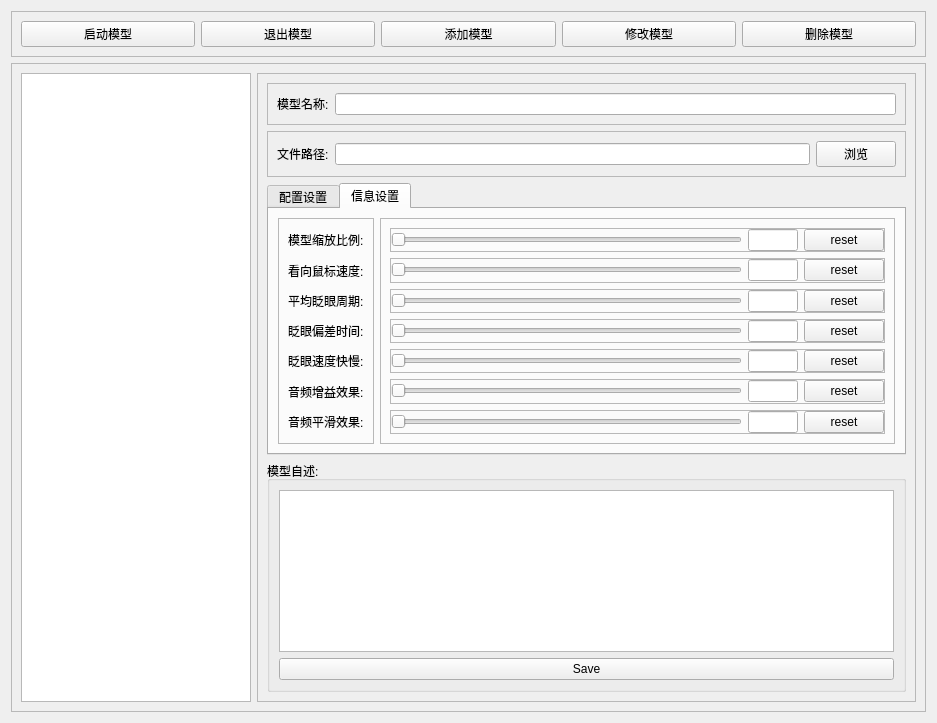
log159/LogChat, file LogGpt/setlive2ddialogwidget.ui: the form before one commit.
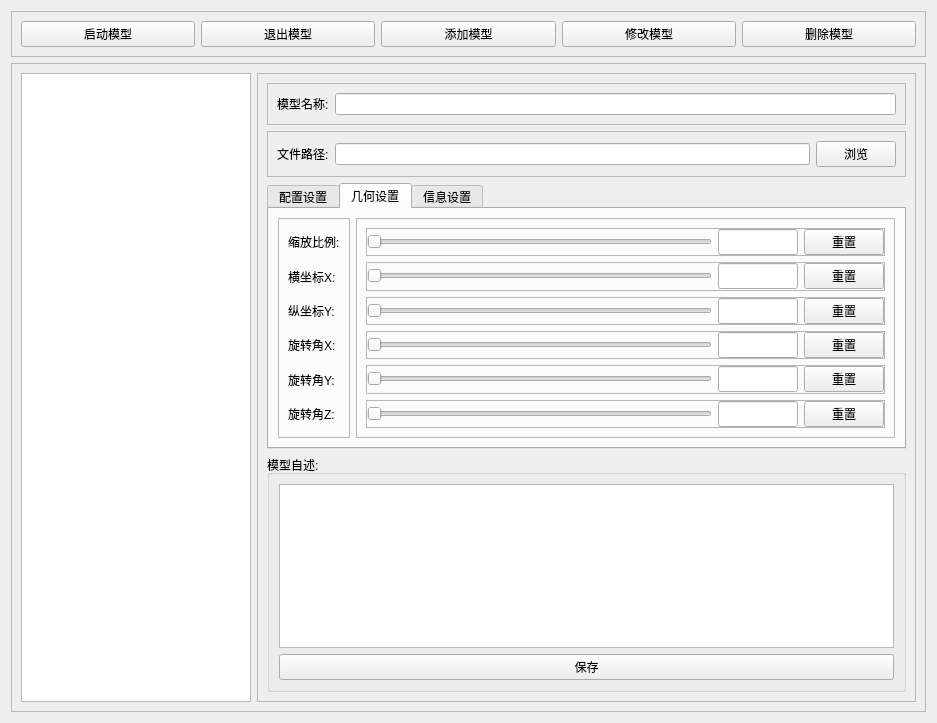
The form after the commit. The open tabs and pages were chosen to show the change.

Patch:
```diff
--- a/LogGpt/setlive2ddialogwidget.ui
+++ b/LogGpt/setlive2ddialogwidget.ui
@@ -260,6 +260,403 @@
              </item>
             </layout>
            </widget>
+           <widget class="QWidget" name="tab_geometry">
+            <attribute name="title">
+             <string>几何设置</string>
+            </attribute>
+            <layout class="QHBoxLayout" name="horizontalLayout_5">
+             <item>
+              <widget class="QFrame" name="frame_geometry_label">
+               <property name="frameShape">
+                <enum>QFrame::StyledPanel</enum>
+               </property>
+               <property name="frameShadow">
+                <enum>QFrame::Raised</enum>
+               </property>
+               <layout class="QVBoxLayout" name="verticalLayout_7">
+                <item>
+                 <widget class="QLabel" name="label_model_size">
+                  <property name="text">
+                   <string>缩放比例:</string>
+                  </property>
+                 </widget>
+                </item>
+                <item>
+                 <widget class="QLabel" name="label_model_X">
+                  <property name="text">
+                   <string>横坐标X:</string>
+                  </property>
+                 </widget>
+                </item>
+                <item>
+                 <widget class="QLabel" name="label_model_Y">
+                  <property name="text">
+                   <string>纵坐标Y:</string>
+                  </property>
+                 </widget>
+                </item>
+                <item>
+                 <widget class="QLabel" name="label_model_RX">
+                  <property name="text">
+                   <string>旋转角X:</string>
+                  </property>
+                 </widget>
+                </item>
+                <item>
+                 <widget class="QLabel" name="label_model_RY">
+                  <property name="text">
+                   <string>旋转角Y:</string>
+                  </property>
+                 </widget>
+                </item>
+                <item>
+                 <widget class="QLabel" name="label_model_RZ">
+                  <property name="text">
+                   <string>旋转角Z:</string>
+                  </property>
+                 </widget>
+                </item>
+               </layout>
+              </widget>
+             </item>
+             <item>
+              <widget class="QFrame" name="frame_geometry_zoom">
+               <property name="frameShape">
+                <enum>QFrame::StyledPanel</enum>
+               </property>
+               <property name="frameShadow">
+                <enum>QFrame::Raised</enum>
+               </property>
+               <layout class="QVBoxLayout" name="verticalLayout_8">
+                <item>
+                 <widget class="QFrame" name="frame_zoom_model_size">
+                  <property name="frameShape">
+                   <enum>QFrame::StyledPanel</enum>
+                  </property>
+                  <property name="frameShadow">
+                   <enum>QFrame::Raised</enum>
+                  </property>
+                  <layout class="QGridLayout" name="gridLayout_18">
+                   <property name="leftMargin">
+                    <number>0</number>
+                   </property>
+                   <property name="topMargin">
+                    <number>0</number>
+                   </property>
+                   <property name="rightMargin">
+                    <number>0</number>
+                   </property>
+                   <property name="bottomMargin">
+                    <number>0</number>
+                   </property>
+                   <item row="0" column="1">
+                    <widget class="QLineEdit" name="lineEdit_zoom_model_size">
+                     <property name="maximumSize">
+                      <size>
+                       <width>80</width>
+                       <height>100</height>
+                      </size>
+                     </property>
+                    </widget>
+                   </item>
+                   <item row="0" column="0">
+                    <widget class="QSlider" name="horizontalSlider_zoom_model_size">
+                     <property name="minimumSize">
+                      <size>
+                       <width>100</width>
+                       <height>0</height>
+                      </size>
+                     </property>
+                     <property name="orientation">
+                      <enum>Qt::Horizontal</enum>
+                     </property>
+                    </widget>
+                   </item>
+                   <item row="0" column="2">
+                    <widget class="QPushButton" name="pushButton_zoom_model_size">
+                     <property name="text">
+                      <string>重置</string>
+                     </property>
+                    </widget>
+                   </item>
+                  </layout>
+                 </widget>
+                </item>
+                <item>
+                 <widget class="QFrame" name="frame_zoom_model_X">
+                  <property name="frameShape">
+                   <enum>QFrame::StyledPanel</enum>
+                  </property>
+                  <property name="frameShadow">
+                   <enum>QFrame::Raised</enum>
+                  </property>
+                  <layout class="QGridLayout" name="gridLayout_20">
+                   <property name="leftMargin">
+                    <number>0</number>
+                   </property>
+                   <property name="topMargin">
+                    <number>0</number>
+                   </property>
+                   <property name="rightMargin">
+                    <number>0</number>
+                   </property>
+                   <property name="bottomMargin">
+                    <number>0</number>
+                   </property>
+                   <item row="0" column="1">
+                    <widget class="QLineEdit" name="lineEdit_zoom_model_X">
+                     <property name="maximumSize">
+                      <size>
+                       <width>80</width>
+                       <height>100</height>
+                      </size>
+                     </property>
+                    </widget>
+                   </item>
+                   <item row="0" column="0">
+                    <widget class="QSlider" name="horizontalSlider_zoom_model_X">
+                     <property name="minimumSize">
+                      <size>
+                       <width>100</width>
+                       <height>0</height>
+                      </size>
+                     </property>
+                     <property name="orientation">
+                      <enum>Qt::Horizontal</enum>
+                     </property>
+                    </widget>
+                   </item>
+                   <item row="0" column="2">
+                    <widget class="QPushButton" name="pushButton_zoom_model_X">
+                     <property name="text">
+                      <string>重置</string>
+                     </property>
+                    </widget>
+                   </item>
+                  </layout>
+                 </widget>
+                </item>
+                <item>
+                 <widget class="QFrame" name="frame_zoom_model_Y">
+                  <property name="frameShape">
+                   <enum>QFrame::StyledPanel</enum>
+                  </property>
+                  <property name="frameShadow">
+                   <enum>QFrame::Raised</enum>
+                  </property>
+                  <layout class="QGridLayout" name="gridLayout_22">
+                   <property name="leftMargin">
+                    <number>0</number>
+                   </property>
+                   <property name="topMargin">
+                    <number>0</number>
+                   </property>
+                   <property name="rightMargin">
+                    <number>0</number>
+                   </property>
+                   <property name="bottomMargin">
+                    <number>0</number>
+                   </property>
+                   <item row="0" column="1">
+                    <widget class="QLineEdit" name="lineEdit_zoom_model_Y">
+                     <property name="maximumSize">
+                      <size>
+                       <width>80</width>
+                       <height>100</height>
+                      </size>
+                     </property>
+                    </widget>
+                   </item>
+                   <item row="0" column="0">
+                    <widget class="QSlider" name="horizontalSlider_zoom_model_Y">
+                     <property name="minimumSize">
+                      <size>
+                       <width>100</width>
+                       <height>0</height>
+                      </size>
+                     </property>
+                     <property name="orientation">
+                      <enum>Qt::Horizontal</enum>
+                     </property>
+                    </widget>
+                   </item>
+                   <item row="0" column="2">
+                    <widget class="QPushButton" name="pushButton_zoom_model_Y">
+                     <property name="text">
+                      <string>重置</string>
+                     </property>
+                    </widget>
+                   </item>
+                  </layout>
+                 </widget>
+                </item>
+                <item>
+                 <widget class="QFrame" name="frame_zoom_model_RX">
+                  <property name="frameShape">
+                   <enum>QFrame::StyledPanel</enum>
+                  </property>
+                  <property name="frameShadow">
+                   <enum>QFrame::Raised</enum>
+                  </property>
+                  <layout class="QGridLayout" name="gridLayout_24">
+                   <property name="leftMargin">
+                    <number>0</number>
+                   </property>
+                   <property name="topMargin">
+                    <number>0</number>
+                   </property>
+                   <property name="rightMargin">
+                    <number>0</number>
+                   </property>
+                   <property name="bottomMargin">
+                    <number>0</number>
+                   </property>
+                   <item row="0" column="2">
+                    <widget class="QPushButton" name="pushButton_zoom_model_RX">
+                     <property name="text">
+                      <string>重置</string>
+                     </property>
+                    </widget>
+                   </item>
+                   <item row="0" column="0">
+                    <widget class="QSlider" name="horizontalSlider_zoom_model_RX">
+                     <property name="minimumSize">
+                      <size>
+                       <width>100</width>
+                       <height>0</height>
+                      </size>
+                     </property>
+                     <property name="orientation">
+                      <enum>Qt::Horizontal</enum>
+                     </property>
+                    </widget>
+                   </item>
+                   <item row="0" column="1">
+                    <widget class="QLineEdit" name="lineEdit_zoom_model_RX">
+                     <property name="maximumSize">
+                      <size>
+                       <width>80</width>
+                       <height>100</height>
+                      </size>
+                     </property>
+                    </widget>
+                   </item>
+                  </layout>
+                 </widget>
+                </item>
+                <item>
+                 <widget class="QFrame" name="frame_zoom_model_RY">
+                  <property name="frameShape">
+                   <enum>QFrame::StyledPanel</enum>
+                  </property>
+                  <property name="frameShadow">
+                   <enum>QFrame::Raised</enum>
+                  </property>
+                  <layout class="QGridLayout" name="gridLayout_25">
+                   <property name="leftMargin">
+                    <number>0</number>
+                   </property>
+                   <property name="topMargin">
+                    <number>0</number>
+                   </property>
+                   <property name="rightMargin">
+                    <number>0</number>
+                   </property>
+                   <property name="bottomMargin">
+                    <number>0</number>
+                   </property>
+                   <item row="0" column="1">
+                    <widget class="QLineEdit" name="lineEdit_zoom_model_RY">
+                     <property name="maximumSize">
+                      <size>
+                       <width>80</width>
+                       <height>100</height>
+                      </size>
+                     </property>
+                    </widget>
+                   </item>
+                   <item row="0" column="0">
+                    <widget class="QSlider" name="horizontalSlider_zoom_model_RY">
+                     <property name="minimumSize">
+                      <size>
+                       <width>100</width>
+                       <height>0</height>
+                      </size>
+                     </property>
+                     <property name="orientation">
+                      <enum>Qt::Horizontal</enum>
+                     </property>
+                    </widget>
+                   </item>
+                   <item row="0" column="2">
+                    <widget class="QPushButton" name="pushButton_zoom_model_RY">
+                     <property name="text">
+                      <string>重置</string>
+                     </property>
+                    </widget>
+                   </item>
+                  </layout>
+                 </widget>
+                </item>
+                <item>
+                 <widget class="QFrame" name="frame_zoom_model_RZ">
+                  <property name="frameShape">
+                   <enum>QFrame::StyledPanel</enum>
+                  </property>
+                  <property name="frameShadow">
+                   <enum>QFrame::Raised</enum>
+                  </property>
+                  <layout class="QGridLayout" name="gridLayout_23">
+                   <property name="leftMargin">
+                    <number>0</number>
+                   </property>
+                   <property name="topMargin">
+                    <number>0</number>
+                   </property>
+                   <property name="rightMargin">
+                    <number>0</number>
+                   </property>
+                   <property name="bottomMargin">
+                    <number>0</number>
+                   </property>
+                   <item row="0" column="1">
+                    <widget class="QLineEdit" name="lineEdit_zoom_model_RZ">
+                     <property name="maximumSize">
+                      <size>
+                       <width>80</width>
+                       <height>100</height>
+                      </size>
+                     </property>
+                    </widget>
+                   </item>
+                   <item row="0" column="0">
+                    <widget class="QSlider" name="horizontalSlider_zoom_model_RZ">
+                     <property name="minimumSize">
+                      <size>
+                       <width>100</width>
+                       <height>0</height>
+                      </size>
+                     </property>
+                     <property name="orientation">
+                      <enum>Qt::Horizontal</enum>
+                     </property>
+                    </widget>
+                   </item>
+                   <item row="0" column="2">
+                    <widget class="QPushButton" name="pushButton_zoom_model_RZ">
+                     <property name="text">
+                      <string>重置</string>
+                     </property>
+                    </widget>
+                   </item>
+                  </layout>
+                 </widget>
+                </item>
+               </layout>
+              </widget>
+             </item>
+            </layout>
+           </widget>
            <widget class="QWidget" name="tab_information">
             <attribute name="title">
              <string>信息设置</string>
@@ -280,13 +677,6 @@
                 <enum>QFrame::Raised</enum>
                </property>
                <layout class="QVBoxLayout" name="verticalLayout_5">
-                <item>
-                 <widget class="QLabel" name="label_model_size">
-                  <property name="text">
-                   <string>模型缩放比例:</string>
-                  </property>
-                 </widget>
-                </item>
                 <item>
                  <widget class="QLabel" name="label_mouse_speed">
                   <property name="text">
@@ -341,60 +731,6 @@
                 <enum>QFrame::Raised</enum>
                </property>
                <layout class="QVBoxLayout" name="verticalLayout_4">
-                <item>
-                 <widget class="QFrame" name="frame_zoom_model_size">
-                  <property name="frameShape">
-                   <enum>QFrame::StyledPanel</enum>
-                  </property>
-                  <property name="frameShadow">
-                   <enum>QFrame::Raised</enum>
-                  </property>
-                  <layout class="QGridLayout" name="gridLayout_18">
-                   <property name="leftMargin">
-                    <number>0</number>
-                   </property>
-                   <property name="topMargin">
-                    <number>0</number>
-                   </property>
-                   <property name="rightMargin">
-                    <number>0</number>
-                   </property>
-                   <property name="bottomMargin">
-                    <number>0</number>
-                   </property>
-                   <item row="0" column="1">
-                    <widget class="QLineEdit" name="lineEdit_zoom_model_size">
-                     <property name="maximumSize">
-                      <size>
-                       <width>50</width>
-                       <height>100</height>
-                      </size>
-                     </property>
-                    </widget>
-                   </item>
-                   <item row="0" column="0">
-                    <widget class="QSlider" name="horizontalSlider_zoom_model_size">
-                     <property name="minimumSize">
-                      <size>
-                       <width>100</width>
-                       <height>0</height>
-                      </size>
-                     </property>
-                     <property name="orientation">
-                      <enum>Qt::Horizontal</enum>
-                     </property>
-                    </widget>
-                   </item>
-                   <item row="0" column="2">
-                    <widget class="QPushButton" name="pushButton_zoom_model_size">
-                     <property name="text">
-                      <string>reset</string>
-                     </property>
-                    </widget>
-                   </item>
-                  </layout>
-                 </widget>
-                </item>
                 <item>
                  <widget class="QFrame" name="frame_zoom_mouse_speed">
                   <property name="frameShape">
@@ -442,7 +778,7 @@
                    <item row="0" column="2">
                     <widget class="QPushButton" name="pushButton_zoom_mouse_speed">
                      <property name="text">
-                      <string>reset</string>
+                      <string>重置</string>
                      </property>
                     </widget>
                    </item>
@@ -496,7 +832,7 @@
                    <item row="0" column="2">
                     <widget class="QPushButton" name="pushButton_zoom_eye_time">
                      <property name="text">
-                      <string>reset</string>
+                      <string>重置</string>
                      </property>
                     </widget>
                    </item>
@@ -550,7 +886,7 @@
                    <item row="0" column="2">
                     <widget class="QPushButton" name="pushButton_zoom_eye_deviation">
                      <property name="text">
-                      <string>reset</string>
+                      <string>重置</string>
                      </property>
                     </widget>
                    </item>
@@ -604,7 +940,7 @@
                    <item row="0" column="2">
                     <widget class="QPushButton" name="pushButton_zoom_eye_speed">
                      <property name="text">
-                      <string>reset</string>
+                      <string>重置</string>
                      </property>
                     </widget>
                    </item>
@@ -658,7 +994,7 @@
                    <item row="0" column="2">
                     <widget class="QPushButton" name="pushButton_zoom_audio_add">
                      <property name="text">
-                      <string>reset</string>
+                      <string>重置</string>
                      </property>
                     </widget>
                    </item>
@@ -712,7 +1048,7 @@
                    <item row="0" column="2">
                     <widget class="QPushButton" name="pushButton_zoom_audio_smooth">
                      <property name="text">
-                      <string>reset</string>
+                      <string>重置</string>
                      </property>
                     </widget>
                    </item>
@@ -738,7 +1074,7 @@
             <item row="1" column="0">
              <widget class="QPushButton" name="pushButton_8">
               <property name="text">
-               <string>Save</string>
+               <string>保存</string>
               </property>
              </widget>
             </item>
```
Left out of the diff: 12 changed lines with no effect on the pictures.
